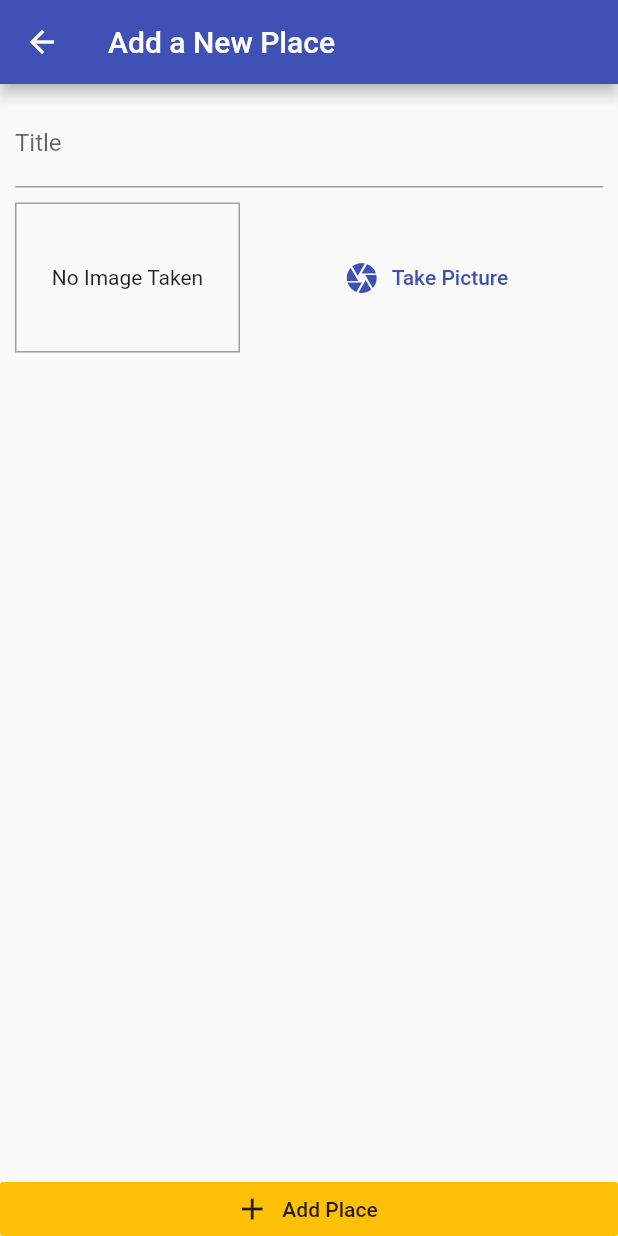
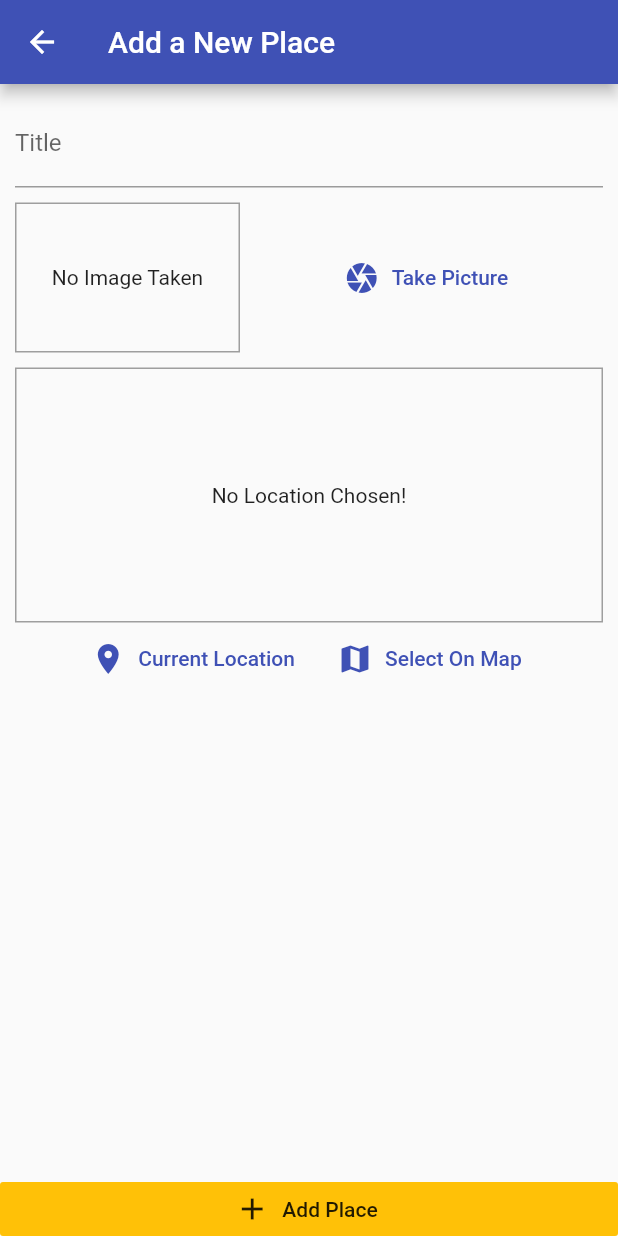
Before and after one commit to RomaKol/places, a Flutter app: the AddPlaceScreen screen opened by its route, on a phone screen of 412 x 824 dp. Run offline on Flutter 3.47's test engine with Material 2 defaults, Android fonts, the phone set to English and light mode, and no system bars; our stand-ins replace image_picker, sqflite; accounts and stored records are empty.

Commit message:
add location input

```diff
--- a/lib/screens/add_place_screen.dart
+++ b/lib/screens/add_place_screen.dart
@@ -3,6 +3,7 @@ import 'package:flutter/material.dart';
 import 'package:provider/provider.dart';
 
 import '../widgets/image_input.dart';
+import '../widgets/location_Input.dart';
 import '../providers/places.dart';
 
 class AddPlaceScreen extends StatefulWidget {
@@ -58,6 +59,10 @@ class _AddPlaceScreenState extends State<AddPlaceScreen> {
                       height: 10,
                     ),
                     ImageInput(this._selectImage),
+                    SizedBox(
+                      height: 10,
+                    ),
+                    LocationInput(),
                   ],
                 ),
               ),
--- /dev/null
+++ b/lib/widgets/location_Input.dart
@@ -0,0 +1,57 @@
+import 'package:flutter/material.dart';
+
+class LocationInput extends StatefulWidget {
+  @override
+  _LocationInputState createState() => _LocationInputState();
+}
+
+class _LocationInputState extends State<LocationInput> {
+  String _previewImageUrl;
+
+  @override
+  Widget build(BuildContext context) {
+    return Column(
+      children: <Widget>[
+        Container(
+          height: 170,
+          decoration: BoxDecoration(
+            border: Border.all(
+              width: 1,
+              color: Colors.grey,
+            ),
+          ),
+          width: double.infinity,
+          child: this._previewImageUrl == null
+              ? Center(
+                  child: Text(
+                    'No Location Chosen!',
+                    textAlign: TextAlign.center,
+                  ),
+                )
+              : Image.network(
+                  this._previewImageUrl,
+                  fit: BoxFit.cover,
+                  width: double.infinity,
+                ),
+        ),
+        Row(
+          mainAxisAlignment: MainAxisAlignment.center,
+          children: <Widget>[
+            FlatButton.icon(
+              onPressed: () {},
+              icon: Icon(Icons.location_on),
+              label: Text('Current Location'),
+              textColor: Theme.of(context).primaryColor,
+            ),
+            FlatButton.icon(
+              onPressed: () {},
+              icon: Icon(Icons.map),
+              label: Text('Select On Map'),
+              textColor: Theme.of(context).primaryColor,
+            ),
+          ],
+        ),
+      ],
+    );
+  }
+}
--- a/pubspec.yaml
+++ b/pubspec.yaml
@@ -28,6 +28,7 @@ dependencies:
   path_provider: ^1.6.18
   path: ^1.7.0
   sqflite: ^1.3.1+1
+  location: ^3.0.2
 
 
   # The following adds the Cupertino Icons font to your application.
```
Also changed, not shown: pubspec.lock, 1 other file.
